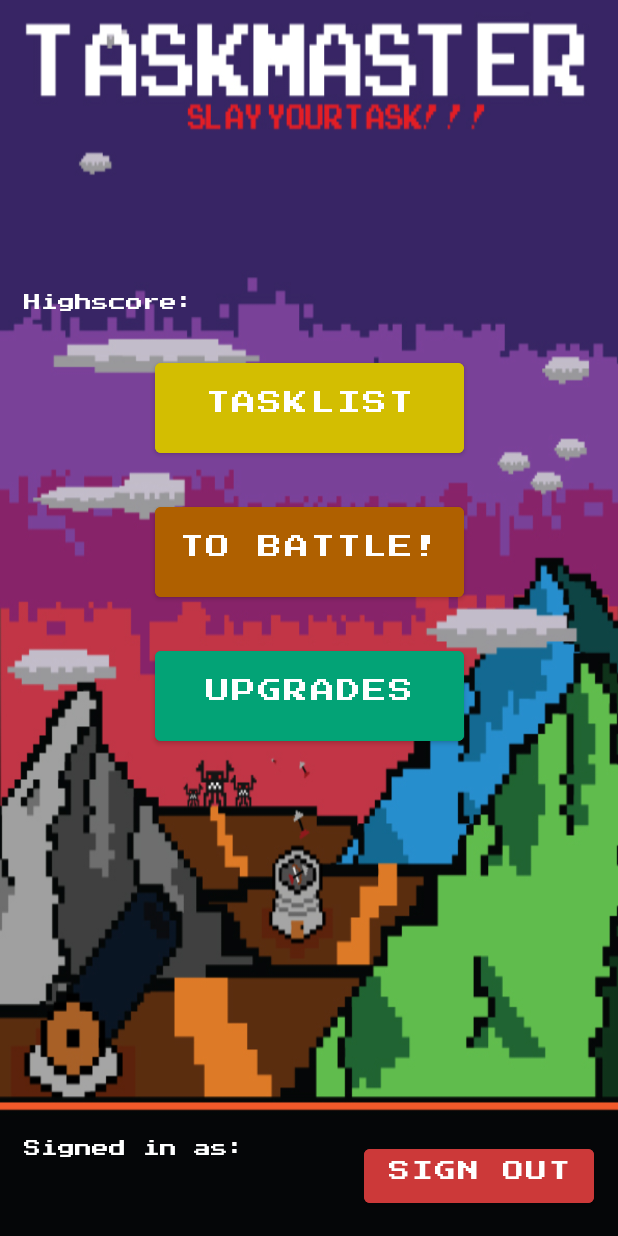
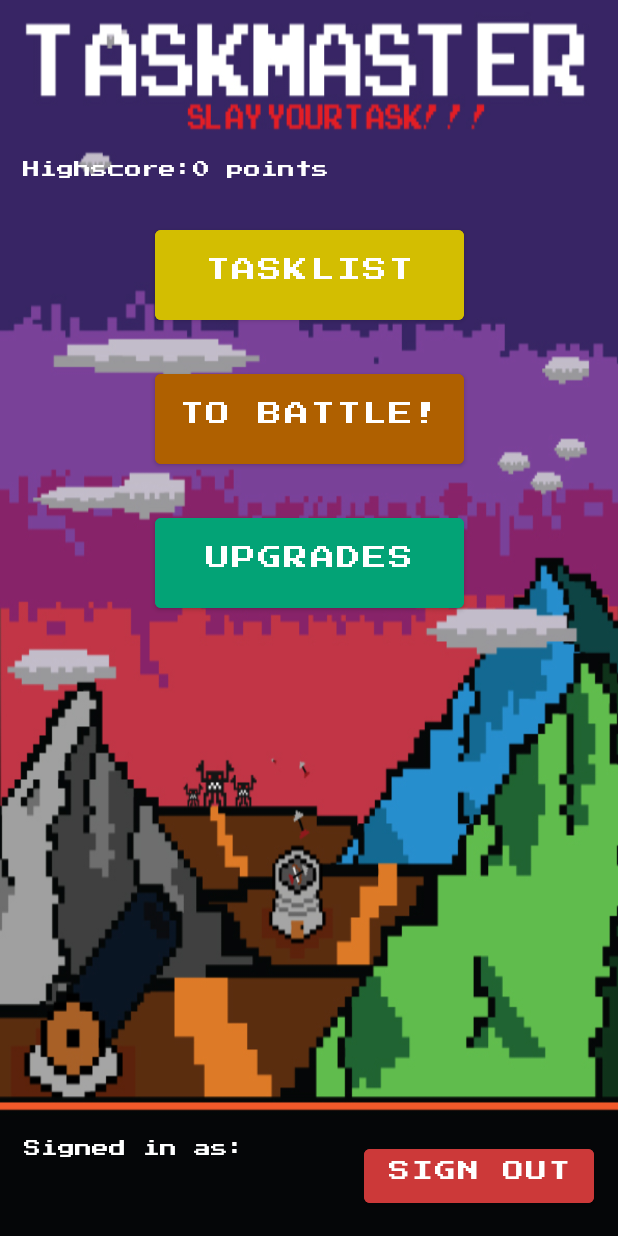
Before and after one commit to ChngWC/TaskMaster, an Android app: the ProfileActivity screen opened directly, with no data from a screen before it, on a phone screen of 412 x 824 dp. Run offline under Robolectric (Android 15) with nearby library versions, the phone set to English and light mode, and no system bars; our stand-ins replace Firebase (no records; nobody signed in at launch, a user with empty details on screens opened directly); 1 statement that could not run was skipped.

Commit message:
Fix the highscore feature whereby only score higher than currrent High score is only recorded after every game. Also fix new users such that they start with 0 points of highscore

```diff
--- a/app/src/main/java/com/example/taskmaster/ProfileActivity.java
+++ b/app/src/main/java/com/example/taskmaster/ProfileActivity.java
@@ -8,6 +8,7 @@ import android.widget.TextView;
 import android.widget.Toast;
 
 import androidx.annotation.NonNull;
+import androidx.annotation.Nullable;
 import androidx.appcompat.app.AppCompatActivity;
 
 import com.example.taskmaster.GameStuff.MainGameActivity;
@@ -19,6 +20,11 @@ import com.google.firebase.database.DatabaseError;
 import com.google.firebase.database.DatabaseReference;
 import com.google.firebase.database.FirebaseDatabase;
 import com.google.firebase.database.ValueEventListener;
+import com.google.firebase.firestore.DocumentReference;
+import com.google.firebase.firestore.DocumentSnapshot;
+import com.google.firebase.firestore.EventListener;
+import com.google.firebase.firestore.FirebaseFirestore;
+import com.google.firebase.firestore.FirebaseFirestoreException;
 
 public class ProfileActivity extends AppCompatActivity {
 
@@ -106,5 +112,17 @@ public class ProfileActivity extends AppCompatActivity {
                 Toast.makeText(ProfileActivity.this, "Unexpected error!!!", Toast.LENGTH_LONG).show();
             }
         });
+        FirebaseFirestore fstore = FirebaseFirestore.getInstance();
+        TextView highScore = (TextView) findViewById(R.id.HighScore);
+        DocumentReference documentReference = fstore.collection("Users").document(userID).collection("HighestScore").document("HighScoreMap");
+        documentReference.addSnapshotListener(this, new EventListener<DocumentSnapshot>() {
+            @Override
+            public void onEvent(@Nullable DocumentSnapshot documentSnapshot, @Nullable FirebaseFirestoreException error) {
+                int HighestScore = (documentSnapshot.getLong("Highest").intValue());
+                String highScoreText = HighestScore + " points";
+                highScore.setText(highScoreText);
+            }
+        });
+
     }
 }
--- a/app/src/main/java/com/example/taskmaster/Register_Page.java
+++ b/app/src/main/java/com/example/taskmaster/Register_Page.java
@@ -143,6 +143,9 @@ public class Register_Page extends AppCompatActivity implements View.OnClickList
                                                 userMap.put("Name",fullName);
                                                 userMap.put("Email", email);
                                                 documentReference.set(userMap);
+                                                Map<String, Integer> gameScoreMap = new HashMap<>();
+                                                gameScoreMap.put("Highest", 0);
+                                                firestore.collection("Users").document(user.getUid()).collection("HighestScore").document("HighScoreMap").set(gameScoreMap);
                                                 FirebaseFirestore rootRef = FirebaseFirestore.getInstance();
                                                 startActivity(new Intent(Register_Page.this, MainActivity.class));
                                                 //redirect to login page
--- a/app/src/main/res/layout/activity_profile.xml
+++ b/app/src/main/res/layout/activity_profile.xml
@@ -6,6 +6,16 @@
     android:layout_height="match_parent"
     android:background="@drawable/taskmasterbackgroundwithoutname"
     tools:context=".ProfileActivity">
+
+    <TextView
+        android:id="@+id/HighScore"
+        android:layout_width="wrap_content"
+        android:layout_height="wrap_content"
+        android:fontFamily="@font/press_start_2p"
+        android:textColor="#FFFFFF"
+        android:textSize="11sp"
+        app:layout_constraintBottom_toTopOf="@id/guideline16"
+        app:layout_constraintStart_toEndOf="@+id/highScore" />
 
     <Button
         android:id="@+id/signout"
@@ -48,26 +58,13 @@
         android:id="@+id/highScore"
         android:layout_width="wrap_content"
         android:layout_height="wrap_content"
-        android:layout_marginStart="16dp"
-        android:layout_marginBottom="612dp"
         android:fontFamily="@font/press_start_2p"
         android:text="@string/highscore"
         android:textColor="#FFFFFF"
         android:textSize="11sp"
-        app:layout_constraintBottom_toBottomOf="parent"
-        app:layout_constraintStart_toStartOf="parent" />
-
-    <TextView
-        android:id="@+id/currentHighScore"
-        android:layout_width="wrap_content"
-        android:layout_height="wrap_content"
-        android:layout_marginStart="128dp"
-        android:layout_marginBottom="612dp"
-        android:fontFamily="@font/press_start_2p"
-        android:textColor="#FFFFFF"
-        android:textSize="11sp"
-        app:layout_constraintBottom_toBottomOf="parent"
-        app:layout_constraintStart_toStartOf="parent" />
+        app:layout_constraintBottom_toTopOf="@+id/guideline16"
+        app:layout_constraintStart_toStartOf="@+id/guideline11"
+        android:layout_marginLeft="15dp"/>
 
     <TextView
         android:id="@+id/nameText"
@@ -159,4 +156,11 @@
         android:orientation="vertical"
         app:layout_constraintGuide_percent="0" />
 
+    <androidx.constraintlayout.widget.Guideline
+        android:id="@+id/guideline16"
+        android:layout_width="wrap_content"
+        android:layout_height="wrap_content"
+        android:orientation="horizontal"
+        app:layout_constraintGuide_percent="0.15" />
+
 </androidx.constraintlayout.widget.ConstraintLayout>
```
Also changed, not shown: app/src/main/java/com/example/taskmaster/GamePanel/GameOver.java (+25 -10 lines).
